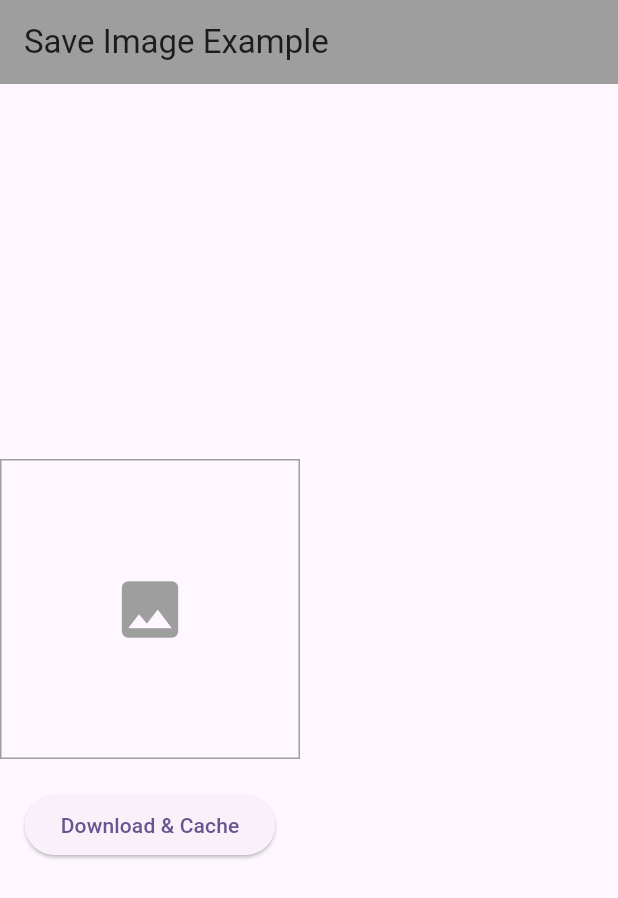
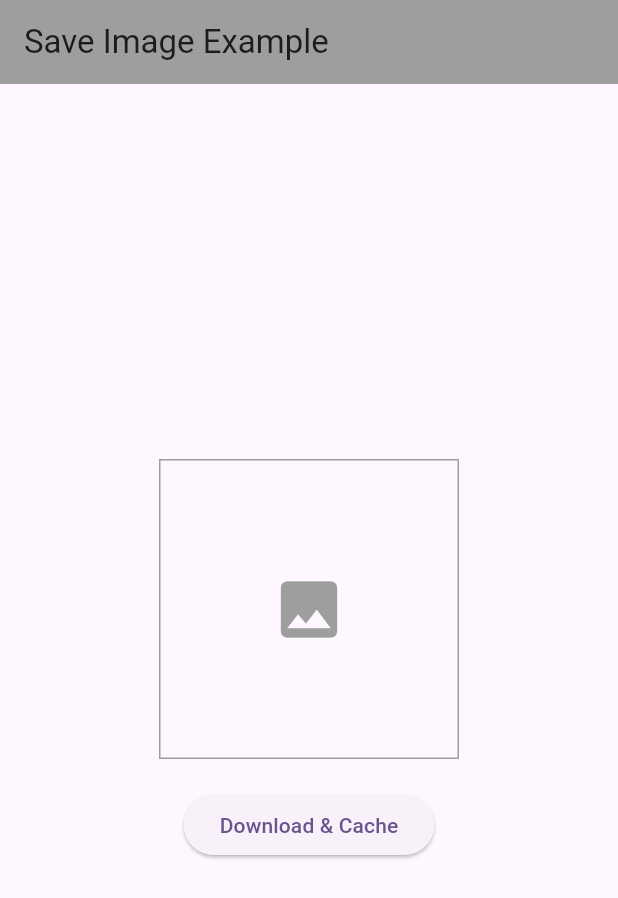
Before and after one commit to redredcode/project_lab_rat, a Flutter app: the screen it shows after launch, on a phone screen of 412 x 824 dp. Shown: the top 898 px of the screen. Run offline on Flutter 3.47's test engine with Material 3 defaults, Android fonts, the phone set to English and light mode, and no system bars.

```diff
--- a/lib/home_page.dart
+++ b/lib/home_page.dart
@@ -2,7 +2,6 @@
 
 import 'package:flutter/material.dart';
 import 'package:http/http.dart' as http;
-import 'package:image_picker/image_picker.dart';
 import 'package:path_provider/path_provider.dart';
 
 class MyHomePage extends StatefulWidget {
@@ -62,7 +61,8 @@
         mainAxisAlignment: MainAxisAlignment.center,
         crossAxisAlignment: CrossAxisAlignment.center,
         children: [
-          Container(
+          Center(
+            child: Container(
               width: 200,
               height: 200,
               decoration: BoxDecoration(border: Border.all(color: Colors.grey)),
@@ -75,6 +75,7 @@
                       Icons.image,
                       size: 50,
                       color: Colors.grey,
+                    ),
             ),
           ),
           const SizedBox(height: 20),
```
Also changed, not shown: 1 other file. Lines whose indentation alone changed are shown as unchanged.
